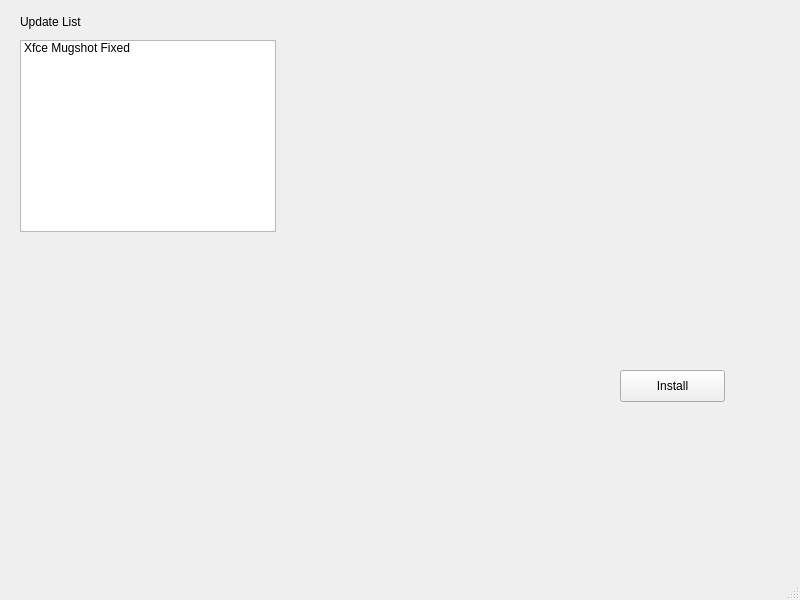
First picture: the form in mainwindow.ui, repository FascodeNet/serenelinux-update-wizard, before the edit.
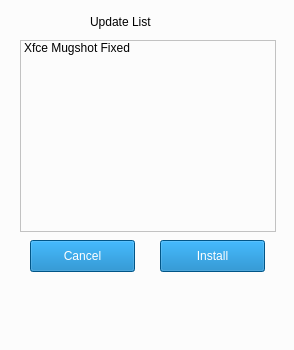
Second picture: the form after the edit.

Patch:
```diff
--- a/mainwindow.ui
+++ b/mainwindow.ui
@@ -6,18 +6,21 @@
    <rect>
     <x>0</x>
     <y>0</y>
-    <width>800</width>
-    <height>600</height>
+    <width>294</width>
+    <height>350</height>
    </rect>
   </property>
   <property name="windowTitle">
    <string>Serene Linux Version 33.0.1 Updater</string>
   </property>
+  <property name="styleSheet">
+   <string notr="true">background-color: rgb(252, 252, 252);</string>
+  </property>
   <widget class="QWidget" name="centralwidget">
    <widget class="QLabel" name="label">
     <property name="geometry">
      <rect>
-      <x>20</x>
+      <x>90</x>
       <y>10</y>
       <width>151</width>
       <height>24</height>
@@ -45,15 +48,51 @@
    <widget class="QPushButton" name="installButton">
     <property name="geometry">
      <rect>
-      <x>620</x>
-      <y>370</y>
+      <x>160</x>
+      <y>240</y>
       <width>105</width>
       <height>32</height>
      </rect>
     </property>
+    <property name="styleSheet">
+     <string notr="true">background-color:rgb(2, 119, 189);
+color: rgb(255, 255, 255);</string>
+    </property>
     <property name="text">
      <string>Install</string>
     </property>
+    <property name="flat">
+     <bool>false</bool>
+    </property>
+   </widget>
+   <widget class="QPushButton" name="cancelButton">
+    <property name="geometry">
+     <rect>
+      <x>30</x>
+      <y>240</y>
+      <width>105</width>
+      <height>32</height>
+     </rect>
+    </property>
+    <property name="autoFillBackground">
+     <bool>false</bool>
+    </property>
+    <property name="styleSheet">
+     <string notr="true">background-color:rgb(2, 119, 189);
+color: rgb(255, 255, 255);</string>
+    </property>
+    <property name="text">
+     <string>Cancel</string>
+    </property>
+    <property name="autoDefault">
+     <bool>false</bool>
+    </property>
+    <property name="default">
+     <bool>false</bool>
+    </property>
+    <property name="flat">
+     <bool>false</bool>
+    </property>
    </widget>
   </widget>
   <widget class="QMenuBar" name="menubar">
```
Left out of the diff: 4 changed lines with no effect on the pictures.
